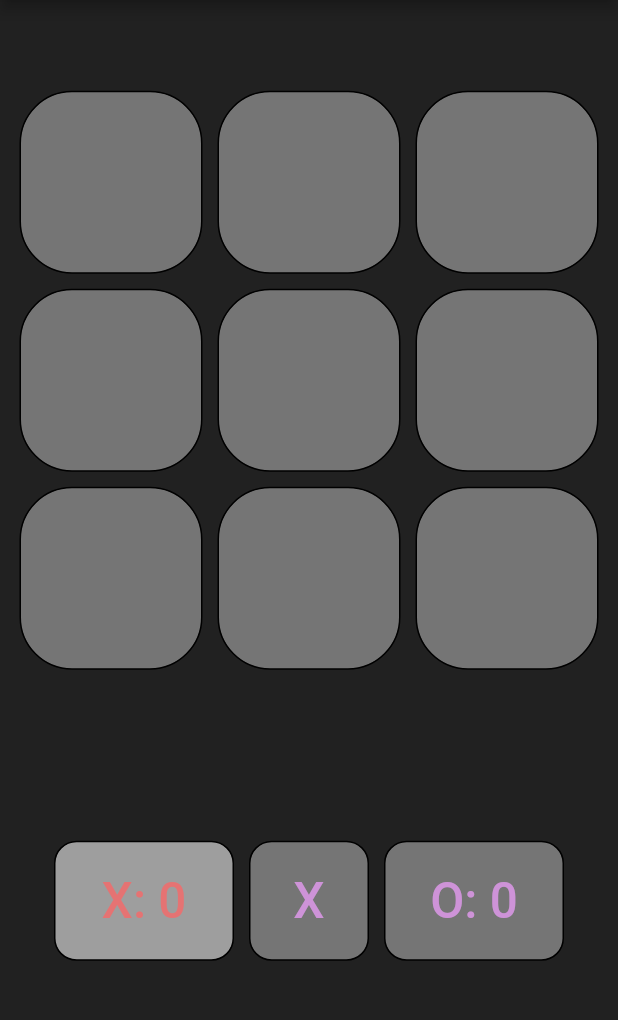
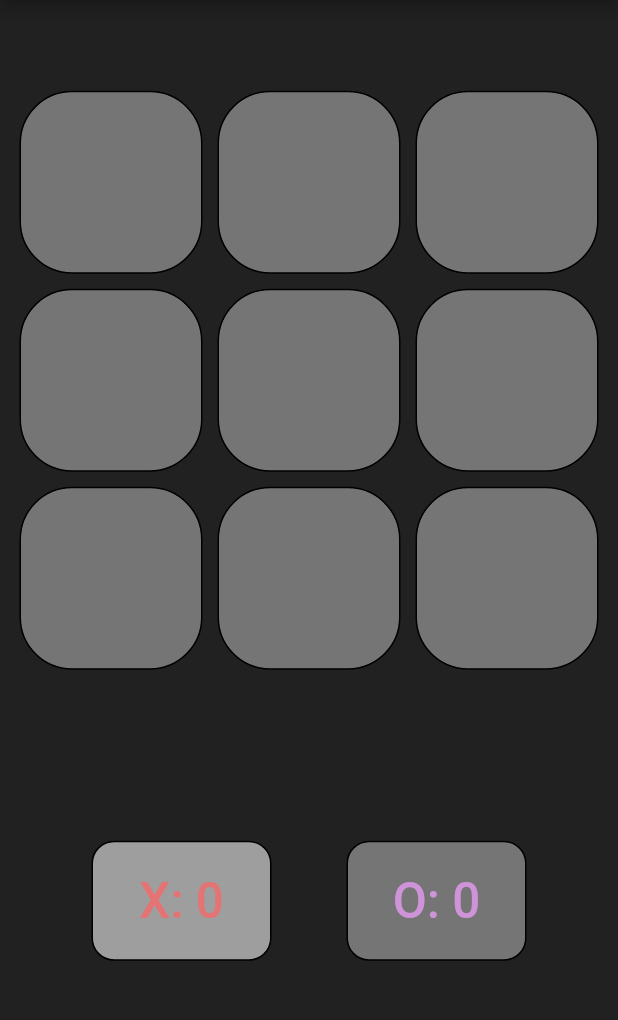
Before and after one commit to blackout358/TicTacToe, a Flutter app: the screen it shows after launch, on a phone screen of 412 x 824 dp, the part 84-1104 px from its top. Run offline on Flutter 3.47's test engine with Material 2 defaults, Android fonts, the phone set to English and light mode, and no system bars.

Commit message:
Updated font sizes

```diff
--- a/lib/widgets/app_button.dart
+++ b/lib/widgets/app_button.dart
@@ -10,8 +10,9 @@ class AppButtons extends StatelessWidget {
   IconData? icon;
   double width;
   double height;
-  AppButtons(
-      {super.key,
+  double font;
+  AppButtons({
+    super.key,
     required this.foregroundColor,
     required this.backgroundColor,
     required this.borderColor,
@@ -20,7 +21,9 @@ class AppButtons extends StatelessWidget {
     required this.height,
     this.icon,
     required this.borderRadius,
-      required this.onPressed});
+    required this.onPressed,
+    required this.font,
+  });
   @override
   Widget build(BuildContext context) {
     return SizedBox(
@@ -54,7 +57,7 @@ class AppButtons extends StatelessWidget {
           child: Text(
             text,
             style: TextStyle(
-              fontSize: 0.04 * MediaQuery.of(context).size.height,
+              fontSize: font * MediaQuery.of(context).size.height,
             ),
           ),
         ),
--- a/lib/widgets/gridview_buttons.dart
+++ b/lib/widgets/gridview_buttons.dart
@@ -66,6 +66,7 @@ class _ButtonGridState extends State<ButtonGrid> {
               // print(widget.myGameBoard.getGrid());
             });
           },
+          font: 0.075,
         );
       },
     );
--- a/lib/widgets/scoreboard.dart
+++ b/lib/widgets/scoreboard.dart
@@ -35,22 +35,23 @@ class _ScoreboardState extends State<Scoreboard> {
               widget.myGameBoard.setWinner("X");
             });
           },
+          font: 0.04,
         ),
-        AppButtons(
-          foregroundColor: Colors.purple[200]!,
-          backgroundColor: Color(0xFF757575),
-          borderColor: Colors.black,
-          text: widget.myGameBoard.getTurn(),
-          width: 90,
-          height: 90,
-          borderRadius: 15,
-          onPressed: () {
-            setState(() {
-              widget.myGameBoard.setWinner("X");
-            });
-          },
-        ),
-        // Padding(padding: EdgeInsets.all(15)),
+        // AppButtons(
+        //   foregroundColor: Colors.purple[200]!,
+        //   backgroundColor: Color(0xFF757575),
+        //   borderColor: Colors.black,
+        //   text: widget.myGameBoard.getTurn(),
+        //   width: 90,
+        //   height: 90,
+        //   borderRadius: 15,
+        //   onPressed: () {
+        //     setState(() {
+        //       widget.myGameBoard.setWinner("X");
+        //     });
+        //   },
+        // ),
+        Padding(padding: EdgeInsets.symmetric(horizontal: 20)),
         AppButtons(
           foregroundColor: widget.myGameBoard.getTurn() == "O"
               ? Colors.red[300]!
@@ -68,6 +69,7 @@ class _ScoreboardState extends State<Scoreboard> {
               widget.myGameBoard.setWinner("X");
             });
           },
+          font: 0.04,
         ),
       ],
     );
```
Lines whose indentation alone changed are shown as unchanged.
